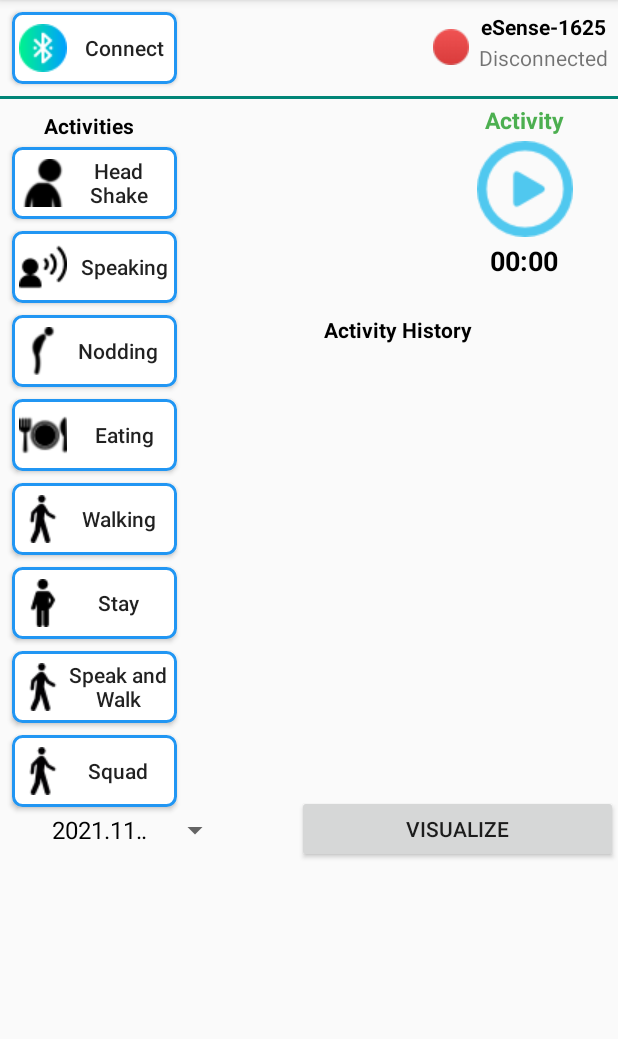
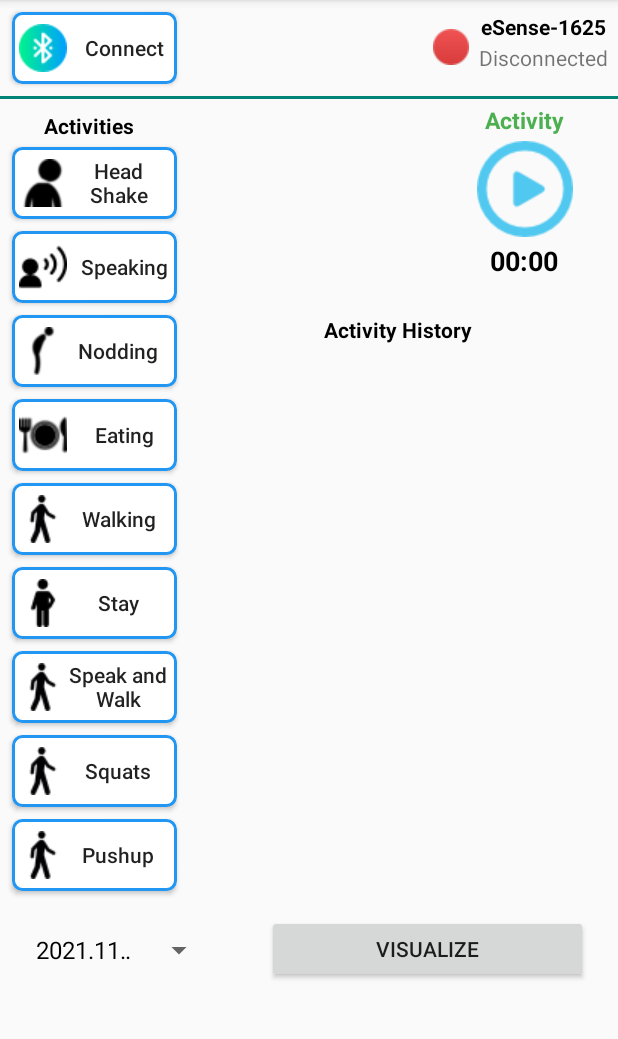
Before and after one commit to UF-CIS6930-DigitalHealth-2021FallGroup1/GatorAct, an Android app: the screen it shows after launch (MainActivity), on a phone screen of 412 x 824 dp, the part 84-1123 px from its top. Run offline under Robolectric (Android 15) with nearby library versions, the phone set to English and light mode, and no system bars; our stand-ins replace Firebase (no records; nobody signed in at launch, a user with empty details on screens opened directly); libraries missing offline, so code that uses them is left out: com.github.mikephil.charting, org.apache.poi; 1 statement that could not run was skipped.

Commit message:
fix name - squats

```diff
--- a/Esense/app/src/main/java/com/sozolab/sumon/MainActivity.java
+++ b/Esense/app/src/main/java/com/sozolab/sumon/MainActivity.java
@@ -83,7 +83,11 @@ public class MainActivity extends AppCompatActivity implements View.OnClickListe
     private Button walkButton;
     private Button stayButton;
     private Button speakWalkButton;
-    private Button squadButton;
+    private Button squatsButton;
+    private Button pushupButton;
+    private Button jumpJackButton;
+    private Button sitUpButton;
+
     private static ListView activityListView;
     private Chronometer chronometer;
     private ToggleButton recordButton;
@@ -146,7 +150,7 @@ public class MainActivity extends AppCompatActivity implements View.OnClickListe
         walkButton = (Button) findViewById(R.id.walkButton);
         stayButton = (Button) findViewById(R.id.stayButton);
         speakWalkButton = (Button) findViewById(R.id.speak_walk_button);
-        squadButton = (Button) findViewById(R.id.squad_button);
+        squatsButton = (Button) findViewById(R.id.squats_button);
 
         recordButton.setOnClickListener(this);
         connectButton.setOnClickListener(this);
@@ -157,7 +161,7 @@ public class MainActivity extends AppCompatActivity implements View.OnClickListe
         walkButton.setOnClickListener(this);
         stayButton.setOnClickListener(this);
         speakWalkButton.setOnClickListener(this);
-        squadButton.setOnClickListener(this);
+        squatsButton.setOnClickListener(this);
 
         statusImageView = (ImageView) findViewById(R.id.statusImage);
         connectionTextView = (TextView) findViewById(R.id.connectionTV);
@@ -400,8 +404,8 @@ public class MainActivity extends AppCompatActivity implements View.OnClickListe
                 setActivityName();
                 break;
 
-            case R.id.squad_button:
-                activityName = "Squad";
+            case R.id.squats_button:
+                activityName = "Squats";
                 sharedPrefEditor.putString("activityName", activityName);
                 sharedPrefEditor.commit();
                 setActivityName();
--- a/Esense/app/src/main/res/layout/activity_main.xml
+++ b/Esense/app/src/main/res/layout/activity_main.xml
@@ -6,11 +6,23 @@
     android:layout_height="match_parent"
     tools:context=".MainActivity">
 
-    <androidx.constraintlayout.widget.ConstraintLayout xmlns:android="http://schemas.android.com/apk/res/android"
-        xmlns:app="http://schemas.android.com/apk/res-auto"
-        xmlns:tools="http://schemas.android.com/tools"
+    <androidx.constraintlayout.widget.ConstraintLayout
         android:layout_width="match_parent"
         android:layout_height="match_parent">
+
+        <Button
+            android:id="@+id/push_button"
+            android:layout_width="110dp"
+            android:layout_height="wrap_content"
+            android:layout_marginStart="8dp"
+            android:layout_marginTop="120dp"
+            android:background="@drawable/custom_button"
+            android:drawableLeft="@drawable/walk"
+            android:text="Pushup"
+            android:textAllCaps="false"
+            android:textSize="14sp"
+            app:layout_constraintStart_toStartOf="parent"
+            app:layout_constraintTop_toBottomOf="@+id/stayButton" />
 
         <Button
             android:id="@+id/connectButton"
@@ -176,14 +188,14 @@
             app:layout_constraintTop_toBottomOf="@+id/stayButton" />
 
         <Button
-            android:id="@+id/squad_button"
+            android:id="@+id/squats_button"
             android:layout_width="110dp"
             android:layout_height="wrap_content"
             android:layout_marginStart="8dp"
             android:layout_marginTop="64dp"
             android:background="@drawable/custom_button"
             android:drawableLeft="@drawable/walk"
-            android:text="Squad"
+            android:text="Squats"
             android:textAllCaps="false"
             android:textSize="14sp"
             app:layout_constraintStart_toStartOf="parent"
@@ -294,7 +306,8 @@
             android:id="@+id/visualizeButton"
             android:layout_width="214dp"
             android:layout_height="45dp"
-            android:layout_marginTop="48dp"
+            android:layout_marginTop="128dp"
+            android:layout_marginEnd="20dp"
             android:text="Visualize"
             app:layout_constraintEnd_toEndOf="parent"
             app:layout_constraintTop_toBottomOf="@+id/speak_walk_button" />
@@ -307,7 +320,7 @@
 
             app:layout_constraintBottom_toBottomOf="@+id/visualizeButton"
             app:layout_constraintEnd_toStartOf="@+id/visualizeButton"
-            app:layout_constraintHorizontal_bias="0.328"
+            app:layout_constraintHorizontal_bias="0.216"
             app:layout_constraintStart_toStartOf="@+id/speak_walk_button"
             app:layout_constraintTop_toBottomOf="@+id/speak_walk_button"
             app:layout_constraintVertical_bias="1.0" />
```
